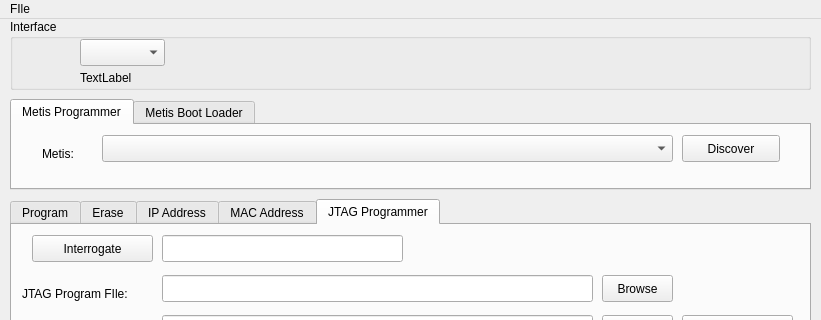
First picture: the form in trunk/src/HPSDRProgrammer/mainwindow.ui, repository 8cH9azbsFifZ/ghpsdr3, before the edit; both pictures show x 0 to 821 and y 0 to 320 of the 821 by 593 pixel window.
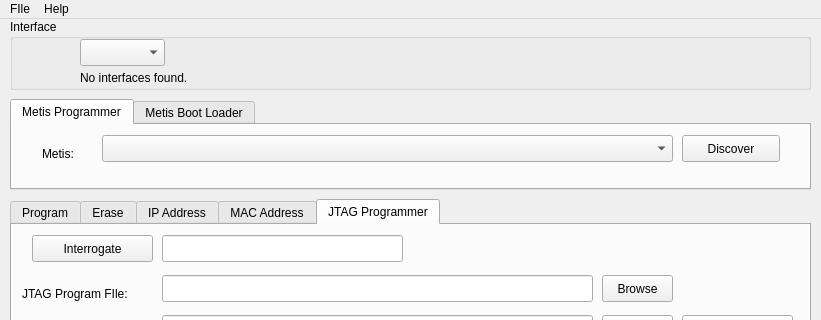
Second picture: the form after the edit.

Patch:
```diff
--- a/trunk/src/HPSDRProgrammer/mainwindow.ui
+++ b/trunk/src/HPSDRProgrammer/mainwindow.ui
@@ -490,7 +490,7 @@
       </rect>
      </property>
      <property name="text">
-      <string>TextLabel</string>
+      <string>No interfaces found.</string>
      </property>
     </widget>
    </widget>
@@ -501,7 +501,7 @@
      <x>0</x>
      <y>0</y>
      <width>821</width>
-     <height>20</height>
+     <height>25</height>
     </rect>
    </property>
    <widget class="QMenu" name="menuFIle">
@@ -510,7 +510,14 @@
     </property>
     <addaction name="actionQuit"/>
    </widget>
+   <widget class="QMenu" name="menuHelp">
+    <property name="title">
+     <string>Help</string>
+    </property>
+    <addaction name="actionAbout"/>
+   </widget>
    <addaction name="menuFIle"/>
+   <addaction name="menuHelp"/>
   </widget>
   <action name="actionQuit">
    <property name="text">
```
Left out of the diff: 5 changed lines with no effect on the pictures.
